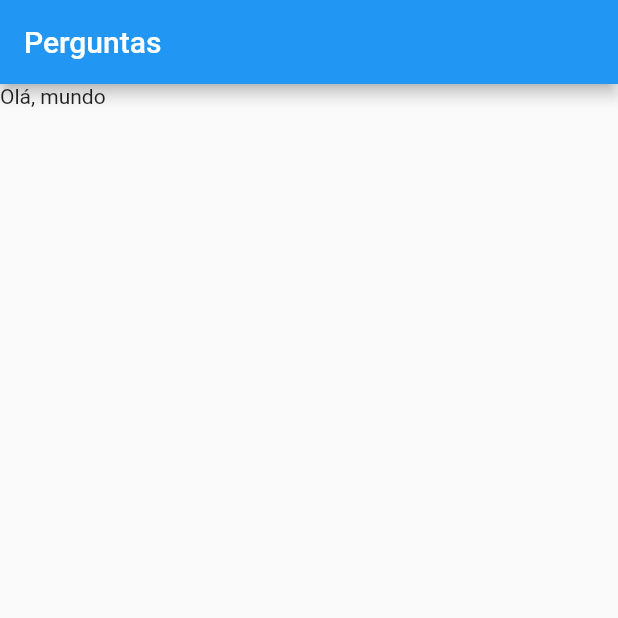
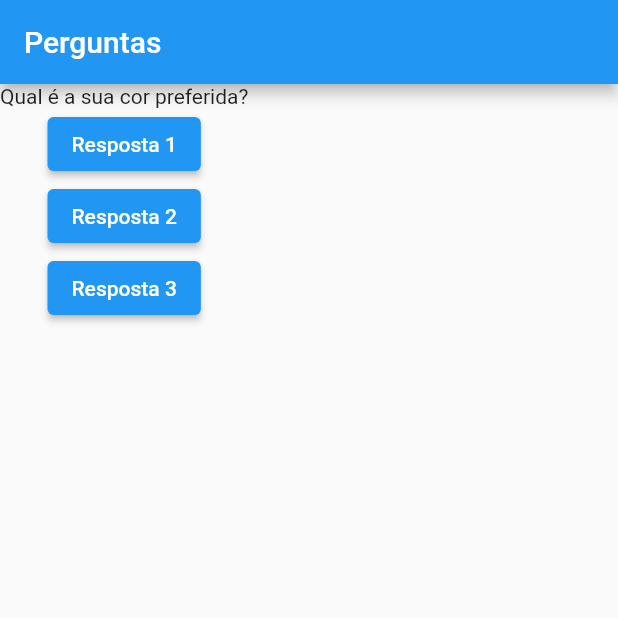
Before and after one commit to Henrique-182/flutter_studies, a Flutter app: the screen it shows after launch, on a phone screen of 412 x 824 dp, the top half of it. Run offline on Flutter 3.47's test engine with Material 2 defaults, Android fonts, the phone set to English and light mode, and no system bars.

Commit message:
Using Column and connecting anonymous functions to button event

```diff
--- a/secao02-nocoes_basicas_de_flutter/projeto_perguntas/lib/main.dart
+++ b/secao02-nocoes_basicas_de_flutter/projeto_perguntas/lib/main.dart
@@ -1,23 +1,52 @@
 import 'package:flutter/material.dart';
 
 void main() {
-  runApp(PerguntaApp());
+  runApp(const PerguntaApp());
 }
 
 class PerguntaApp extends StatelessWidget {
   const PerguntaApp({ Key? key }) : super(key: key);
 
+  void responder(int numero) {
+    print("Pergunta $numero respondida");
+  }
+
   @override
   Widget build(BuildContext context) {
+    final perguntas = [
+      "Qual é a sua cor preferida?",
+      "Qual é o seu animal favorito?",
+    ];
+
     return MaterialApp(
       home: Scaffold(
         appBar: AppBar(
-          title: Text(
+          title: const Text(
             "Perguntas",
           ),
         ),
-        body: Text(
-          "Olá, mundo",
+        body: Column(
+          children: [
+            Text(perguntas[0]),
+            ElevatedButton(
+              child: const Text("Resposta 1"),
+              onPressed: () {
+                responder(1);
+              },
+            ),
+            ElevatedButton(
+              child: const Text("Resposta 2"),
+              onPressed: () {
+                responder(2);
+              },
+            ),
+            ElevatedButton(
+              child: const Text("Resposta 3"),
+              onPressed: () {
+                responder(3);
+              },
+            ),
+          ],
         ),
       ),
     );
```
